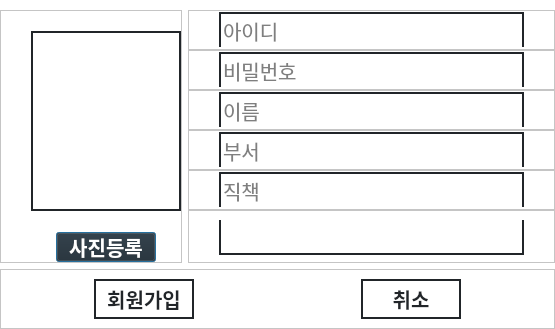
First picture: the form in client/view/view_membership.ui, repository si-yeon/management_program, before the edit.
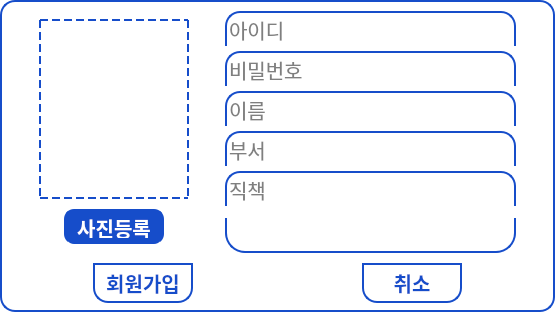
Second picture: the form after the edit.

What changed in the file:
```diff
--- a/client/view/view_membership.ui
+++ b/client/view/view_membership.ui
@@ -7,7 +7,7 @@
     <x>0</x>
     <y>0</y>
     <width>555</width>
-    <height>329</height>
+    <height>312</height>
    </rect>
   </property>
   <property name="windowTitle">
@@ -19,7 +19,7 @@
   </property>
   <layout class="QVBoxLayout" name="verticalLayout_2">
    <property name="spacing">
-    <number>6</number>
+    <number>0</number>
    </property>
    <property name="leftMargin">
     <number>0</number>
@@ -35,15 +35,27 @@
    </property>
    <item>
     <widget class="QWidget" name="widget_2" native="true">
+     <property name="styleSheet">
+      <string notr="true">QWidget{
+border: 2px solid #164DCA;
+border-top-left-radius: 15px;
+border-top-right-radius: 15px;
+border-bottom:none;
+}
+QFrame{
+border: none;
+border-radius: 0px;
+}</string>
+     </property>
      <layout class="QHBoxLayout" name="horizontalLayout_8">
       <property name="leftMargin">
-       <number>0</number>
+       <number>9</number>
       </property>
       <property name="topMargin">
-       <number>10</number>
+       <number>9</number>
       </property>
       <property name="rightMargin">
-       <number>0</number>
+       <number>9</number>
       </property>
       <property name="bottomMargin">
        <number>0</number>
@@ -70,7 +82,7 @@
           <number>0</number>
          </property>
          <property name="bottomMargin">
-          <number>0</number>
+          <number>10</number>
          </property>
          <item alignment="Qt::AlignHCenter">
           <widget class="QFrame" name="verticalFrame">
@@ -105,7 +117,7 @@
                </size>
               </property>
               <property name="styleSheet">
-               <string notr="true">border: 2px solid #212529;</string>
+               <string notr="true">border: 2px dashed  #164DCA;</string>
               </property>
               <property name="text">
                <string/>
@@ -132,15 +144,20 @@
            <property name="maximumSize">
             <size>
              <width>16777215</width>
-             <height>30</height>
+             <height>35</height>
             </size>
            </property>
            <property name="styleSheet">
-            <string notr="true">background:  #212529;
-    color: #ffffff;
-    font-weight: 500;
- border-radius: 0.5rem;
-    font-size: 20px;</string>
+            <string notr="true">QPushButton{
+background: #164DCA;
+box-shadow: 0px 2px 12px rgb(25 25 25 / 16%);
+align-items: center;
+color: #fff;
+font-weight: 600;
+font-size: 20px;
+border-radius: 10px;
+padding: 6px;
+}</string>
            </property>
            <property name="text">
             <string>사진등록</string>
@@ -209,9 +226,9 @@
               <property name="styleSheet">
                <string notr="true">QLineEdit{
 border: none; 
-border-top: 2px solid #212529;
-border-left: 2px solid #212529;
-border-right: 2px solid #212529;
+border-top: 2px solid  #164DCA;
+border-left: 2px solid  #164DCA;
+border-right: 2px solid  #164DCA;
 background-color: transparent;
 font-size: 20px;
 }
@@ -269,9 +286,9 @@
               <property name="styleSheet">
                <string notr="true">QLineEdit{
 border: none; 
-border-top: 2px solid #212529;
-border-left: 2px solid #212529;
-border-right: 2px solid #212529;
+border-top: 2px solid  #164DCA;
+border-left: 2px solid  #164DCA;
+border-right: 2px solid  #164DCA;
 background-color: transparent;
 font-size: 20px;
 }
@@ -329,9 +346,9 @@
               <property name="styleSheet">
                <string notr="true">QLineEdit{
 border: none; 
-border-top: 2px solid #212529;
-border-left: 2px solid #212529;
-border-right: 2px solid #212529;
+border-top: 2px solid  #164DCA;
+border-left: 2px solid  #164DCA;
+border-right: 2px solid  #164DCA;
 background-color: transparent;
 font-size: 20px;
 }
@@ -389,9 +406,9 @@
               <property name="styleSheet">
                <string notr="true">QLineEdit{
 border: none; 
-border-top: 2px solid #212529;
-border-left: 2px solid #212529;
-border-right: 2px solid #212529;
+border-top: 2px solid  #164DCA;
+border-left: 2px solid  #164DCA;
+border-right: 2px solid  #164DCA;
 background-color: transparent;
 font-size: 20px;
 }
@@ -449,9 +466,9 @@
               <property name="styleSheet">
                <string notr="true">QLineEdit{
 border: none; 
-border-top: 2px solid #212529;
-border-left: 2px solid #212529;
-border-right: 2px solid #212529;
+border-top: 2px solid  #164DCA;
+border-left: 2px solid  #164DCA;
+border-right: 2px solid  #164DCA;
 background-color: transparent;
 font-size: 20px;
 }
@@ -504,9 +521,11 @@
                </size>
               </property>
               <property name="styleSheet">
-               <string notr="true">border-bottom: 2px solid #212529;
-border-left: 2px solid #212529;
-border-right: 2px solid #212529;
+               <string notr="true">border-bottom: 2px solid  #164DCA;
+border-left: 2px solid  #164DCA;
+border-right: 2px solid  #164DCA;
+border-bottom-left-radius: 20px;
+border-bottom-right-radius: 20px;
 background-color: transparent;</string>
               </property>
               <property name="frameShape">
@@ -527,12 +546,14 @@
     </widget>
    </item>
    <item>
-    <widget class="QFrame" name="frame_4">
-     <property name="frameShape">
-      <enum>QFrame::StyledPanel</enum>
-     </property>
-     <property name="frameShadow">
-      <enum>QFrame::Raised</enum>
+    <widget class="QWidget" name="widget_4" native="true">
+     <property name="styleSheet">
+      <string notr="true">QWidget{
+border: 2px solid #164DCA;
+border-bottom-left-radius: 15px;
+border-bottom-right-radius: 15px;
+border-top:none;
+}</string>
      </property>
      <layout class="QHBoxLayout" name="horizontalLayout_2">
       <property name="spacing">
@@ -562,17 +583,18 @@
          <font>
           <family>Pretendard</family>
           <pointsize>-1</pointsize>
-          <bold>false</bold>
+          <weight>62</weight>
+          <bold>true</bold>
          </font>
         </property>
         <property name="styleSheet">
-         <string notr="true">border: 2px solid #212529;
+         <string notr="true">border: 2px solid #164DCA;
     background-color: #fff;
-    color: #212529;
+    color: #164DCA;
     font-weight: 500;
     font-size: 20px;
-    border-top-left-radius: 0.3rem;
-    border-top-right-radius: 0.3rem;
+    border-radius: 0.5rem;
+
 
 </string>
         </property>
@@ -593,13 +615,14 @@
          <font>
           <family>Pretendard</family>
           <pointsize>-1</pointsize>
-          <bold>false</bold>
+          <weight>62</weight>
+          <bold>true</bold>
          </font>
         </property>
         <property name="styleSheet">
-         <string notr="true">border: 2px solid #212529;
+         <string notr="true">border: 2px solid #164DCA;
     background-color: #fff;
-    color: #212529;
+    color: #164DCA;
     font-weight: 500;
     font-size: 20px;
     border-radius: 0.5rem;
```
